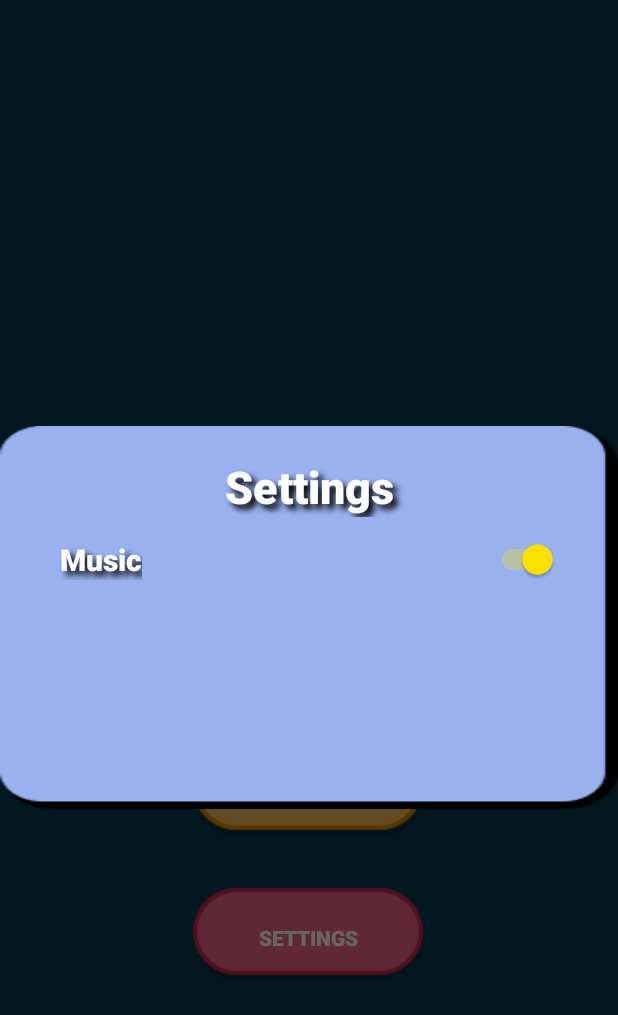
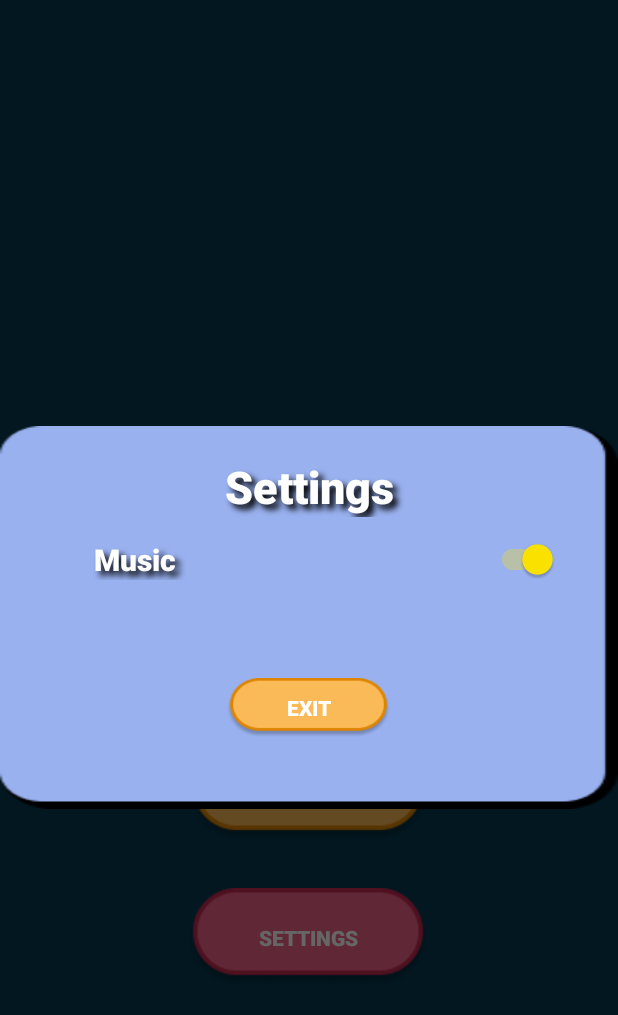
Before and after one commit to sanlb3/ConcentrationGame, an Android app: the screen it shows after launch (MainActivity), after a tap on "SETTINGS", on a phone screen of 412 x 824 dp. Shown: the top 1015 px of the screen. Run offline under Robolectric (Android 15) with nearby library versions, the light colour scheme and no system bars; 3 statements that could not run were skipped.

Commit message:
Fixed UI and Added Exit Button

```diff
--- a/app/src/main/java/com/example/concentrationgame/MainActivity.java
+++ b/app/src/main/java/com/example/concentrationgame/MainActivity.java
@@ -30,8 +30,8 @@ public class MainActivity extends AppCompatActivity {
     private Button playBtn;
     private Button leaderBoardBtn;
     private Button settingsBtn;
+    private Button exitBtn;
     private SwitchCompat onOffSwitch;
-    private MediaPlayer music;
     private MusicService musicService;
     private boolean isServiceRunning;
     private SharedPreferences preferences;
@@ -124,6 +124,7 @@ public class MainActivity extends AppCompatActivity {
         settingsDialog.getWindow().setBackgroundDrawableResource(R.drawable.bg_dialog);
 
         onOffSwitch = settingsDialog.findViewById(R.id.onOffSwitch);
+        exitBtn = settingsDialog.findViewById(R.id.exit_button);
 
         if (onOffSwitch != null) {
             onOffSwitch.setChecked(true);
@@ -138,6 +139,11 @@ public class MainActivity extends AppCompatActivity {
             }
         });
 
+        exitBtn.setOnClickListener( view ->
+        {
+            settingsDialog.dismiss();
+        });
+
 
         boolean isMusicOn = preferences.getBoolean("ON", true);
         onOffSwitch.setChecked(isMusicOn);
--- a/app/src/main/java/com/example/concentrationgame/MusicService.java
+++ b/app/src/main/java/com/example/concentrationgame/MusicService.java
@@ -38,7 +38,7 @@ public class MusicService extends Service {
     @Override
     public void onDestroy() {
         super.onDestroy();
-// stop music when app is closed or destroyed
+        // stop music when app is closed or destroyed
         if (musicPlayer != null) {
             musicPlayer.stop();
             musicPlayer.release();
--- a/app/src/main/res/layout/activity_hard.xml
+++ b/app/src/main/res/layout/activity_hard.xml
@@ -22,7 +22,6 @@
         android:text="New Game"
         android:textColor="@color/white"
         android:textStyle="bold" />
-
 
 
     <RelativeLayout
--- a/app/src/main/res/layout/layout_settings_dialog.xml
+++ b/app/src/main/res/layout/layout_settings_dialog.xml
@@ -26,7 +26,7 @@
 
     <TextView
         android:id="@+id/music"
-        android:layout_width="wrap_content"
+        android:layout_width="100dp"
         android:layout_height="wrap_content"
         android:gravity="center"
         android:layout_alignParentLeft="true"
@@ -64,4 +64,19 @@
     </androidx.appcompat.widget.SwitchCompat>
 
 
+    <Button
+        android:id="@+id/exit_button"
+        android:layout_width="110dp"
+        android:layout_height="40dp"
+        android:layout_below="@+id/music"
+        android:layout_centerHorizontal="true"
+        android:layout_gravity="center"
+        android:layout_marginTop="15dp"
+        android:background="@drawable/orange_btn"
+        android:fontFamily="sans-serif-black"
+        android:text="Exit"
+        android:textColor="@color/white">
+
+    </Button>
+
 </RelativeLayout>
```
Also changed, not shown: app/src/main/java/com/example/concentrationgame/EasyActivity.java (+4 -6 lines), app/src/main/java/com/example/concentrationgame/HardActivity.java (+5 -4 lines), app/src/main/java/com/example/concentrationgame/ModerateActivity.java (+4 -4 lines), app/src/main/res/layout-land/activity_easy.xml (+0 -14 lines), app/src/main/res/layout/layout_leaderboard_dialog.xml (+16 -3 lines), app/src/main/res/layout/layout_save_score_dialog.xml (+59 -15 lines).
